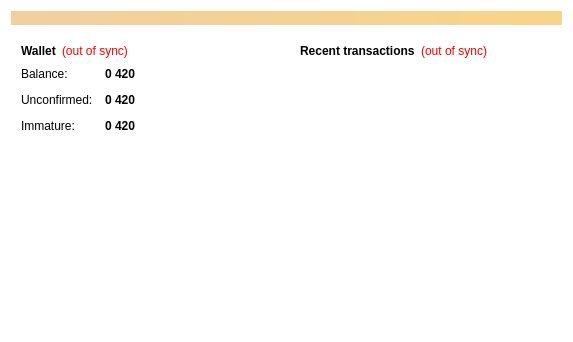
Above: src/qt/forms/overviewpage.ui from cannabiscoindev/cannabiscoin420 before the change. Below: the same form after it.
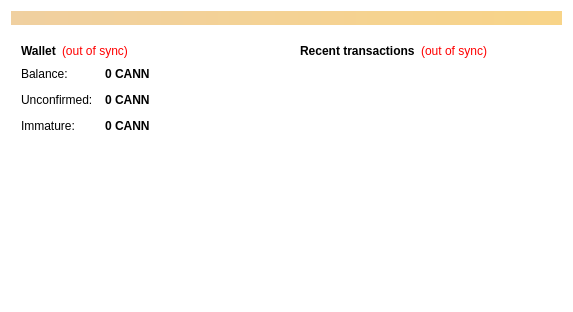
That is the form after the change. Icons and pictures are not drawn.

What changed in the file:
```diff
--- a/src/qt/forms/overviewpage.ui
+++ b/src/qt/forms/overviewpage.ui
@@ -7,7 +7,7 @@
     <x>0</x>
     <y>0</y>
     <width>573</width>
-    <height>342</height>
+    <height>312</height>
    </rect>
   </property>
   <property name="windowTitle">
@@ -126,7 +126,7 @@
                <string>Your current balance</string>
               </property>
               <property name="text">
-               <string notr="true">0 420</string>
+               <string notr="true">0 CANN</string>
               </property>
               <property name="textInteractionFlags">
                <set>Qt::LinksAccessibleByMouse|Qt::TextSelectableByKeyboard|Qt::TextSelectableByMouse</set>
@@ -155,7 +155,7 @@
                <string>Total of transactions that have yet to be confirmed, and do not yet count toward the current balance</string>
               </property>
               <property name="text">
-               <string notr="true">0 420</string>
+               <string notr="true">0 CANN</string>
               </property>
               <property name="textInteractionFlags">
                <set>Qt::LinksAccessibleByMouse|Qt::TextSelectableByKeyboard|Qt::TextSelectableByMouse</set>
@@ -181,7 +181,7 @@
                <string>Mined balance that has not yet matured</string>
               </property>
               <property name="text">
-               <string notr="true">0 420</string>
+               <string notr="true">0 CANN</string>
               </property>
               <property name="textInteractionFlags">
                <set>Qt::LinksAccessibleByMouse|Qt::TextSelectableByKeyboard|Qt::TextSelectableByMouse</set>
@@ -206,7 +206,7 @@
          </property>
         </spacer>
        </item>
-       <item alignment="Qt::AlignHCenter|Qt::AlignVCenter">
+       <item alignment="Qt::AlignHCenter">
         <widget class="QLabel" name="label_2">
          <property name="text">
           <string/>
```
Left out of the diff: 6 changed lines with no effect on the pictures.
